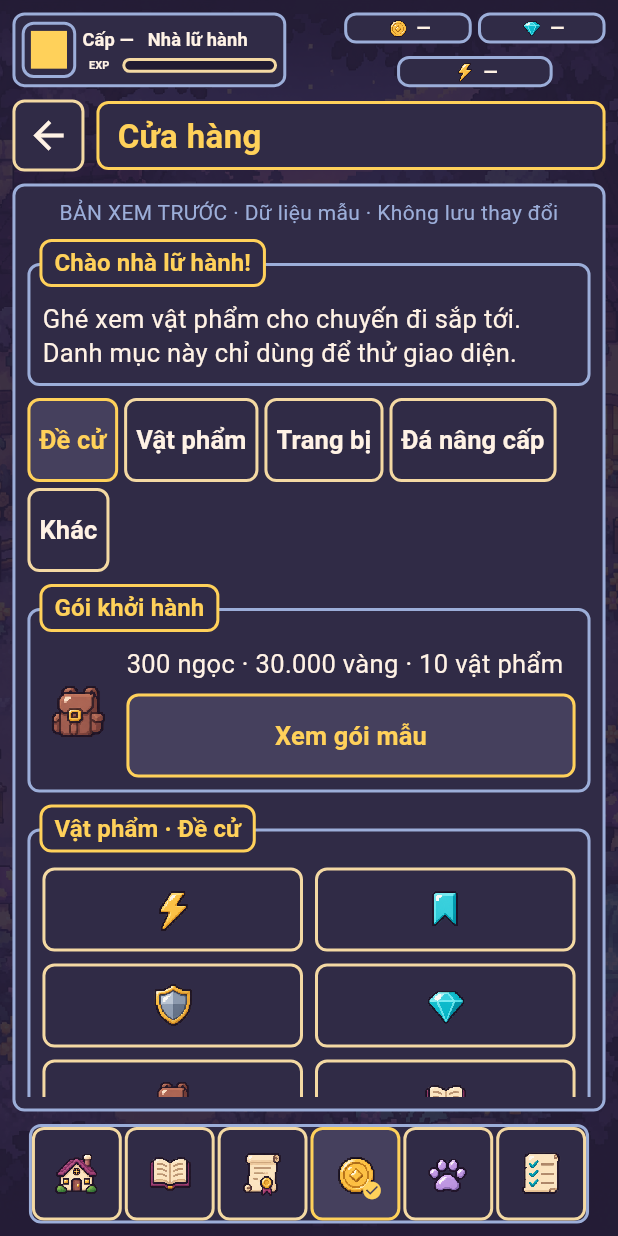
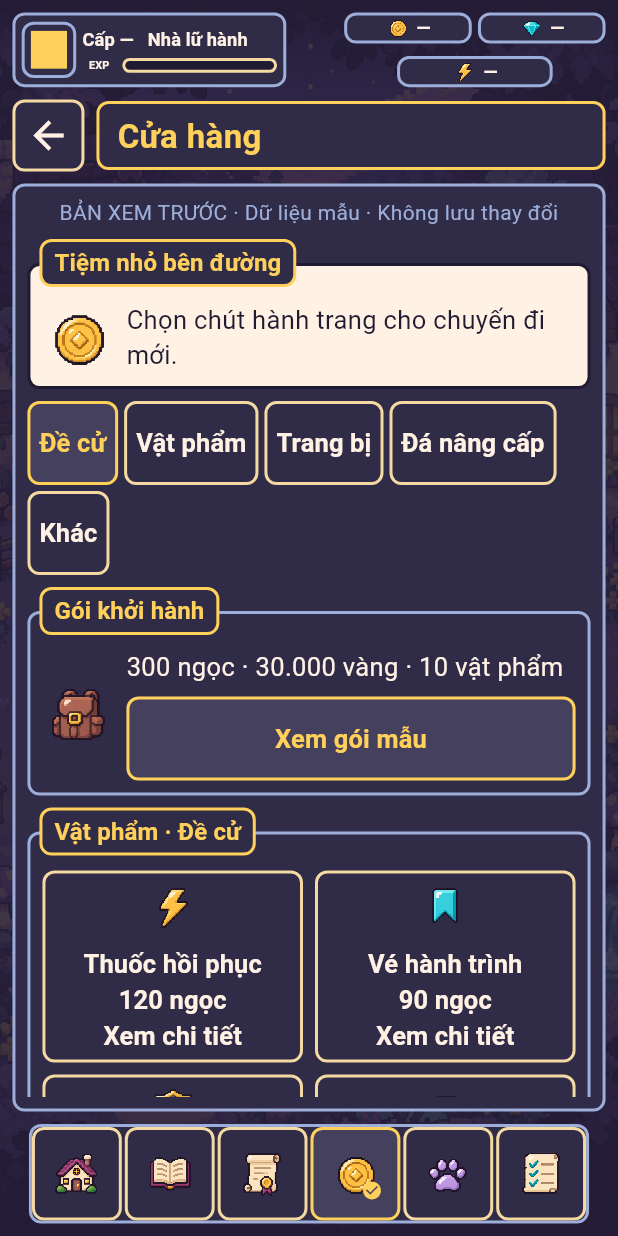
Before and after one commit to majinbaka/ham-master, a Flutter app: the ShopScreen screen opened by its route, on a phone screen of 412 x 824 dp. Run offline on Flutter 3.47's test engine with Material 3 defaults, Android fonts, the phone set to English and light mode, and no system bars; our stand-ins replace flutter_riverpod, go_router.

Commit message:
feat: show shop item names and sample prices
Make the catalogue readable before tapping and give the shop a warm paper welcome. Hide the featured bundle while filtering so the selected merchandise is easier to reach.

```diff
--- a/lib/features/shop/presentation/shop_screen.dart
+++ b/lib/features/shop/presentation/shop_screen.dart
@@ -35,9 +35,14 @@ class _ShopScreenState extends State<ShopScreen> {
       spacing: 8,
       children: [
         const MenuPanel(
-          title: 'Chào nhà lữ hành!',
-          child: Text(
-            'Ghé xem vật phẩm cho chuyến đi sắp tới. Danh mục này chỉ dùng để thử giao diện.',
+          title: 'Tiệm nhỏ bên đường',
+          light: true,
+          child: Row(
+            spacing: 8,
+            children: [
+              PixelIcon(PixelIconKind.coin, size: 48),
+              Expanded(child: Text('Chọn chút hành trang cho chuyến đi mới.')),
+            ],
           ),
         ),
         Wrap(
@@ -52,6 +57,7 @@ class _ShopScreenState extends State<ShopScreen> {
               ),
           ],
         ),
+        if (_category == 0)
           MenuPanel(
             title: 'Gói khởi hành',
             child: Row(
@@ -88,6 +94,7 @@ class _ShopScreenState extends State<ShopScreen> {
                   MenuButton(
                     label: '$name\n$price\nXem chi tiết',
                     icon: icon,
+                    showLabel: true,
                     onPressed: () => showSampleDetail(
                       context,
                       name,
@@ -99,9 +106,7 @@ class _ShopScreenState extends State<ShopScreen> {
         ),
         MenuPanel(
           title: 'Gói đặc biệt',
-          child: Wrap(
-            spacing: 8,
-            runSpacing: 8,
+          child: MenuGrid(
             children: [
               for (final name in [
                 'Gói sưu tầm',
@@ -111,6 +116,7 @@ class _ShopScreenState extends State<ShopScreen> {
                 MenuButton(
                   label: name,
                   icon: PixelIconKind.backpack,
+                  showLabel: true,
                   onPressed: () => showSampleDetail(
                     context,
                     name,
```
Also changed, not shown: docs/art/runtime-preview/shop.png, 1 other file. Lines whose indentation alone changed are shown as unchanged.
